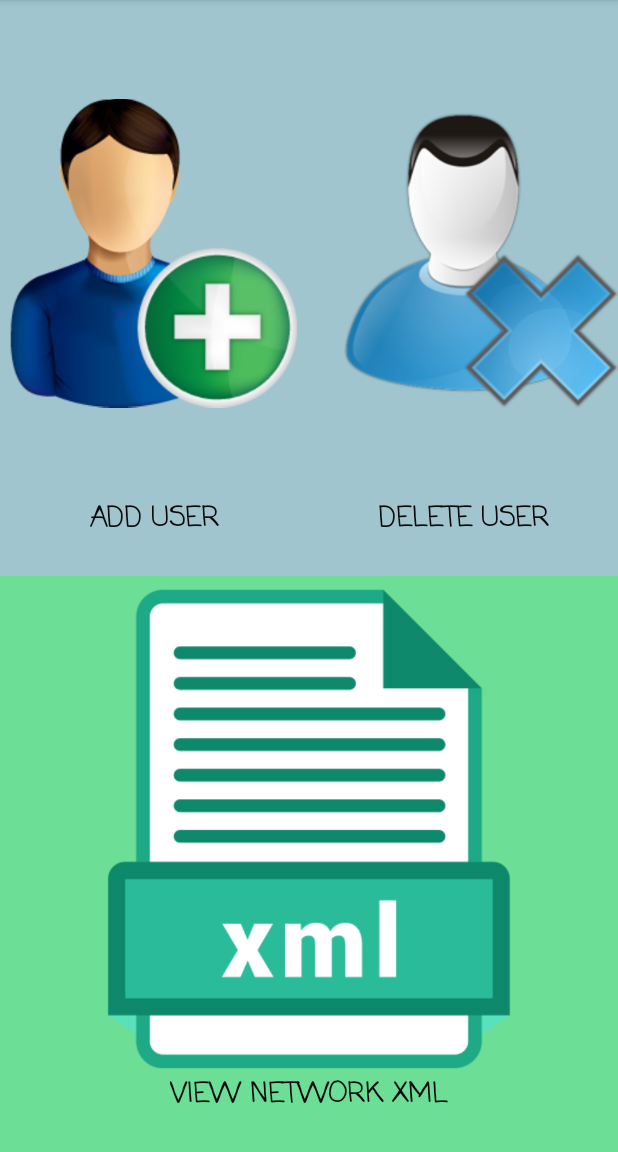
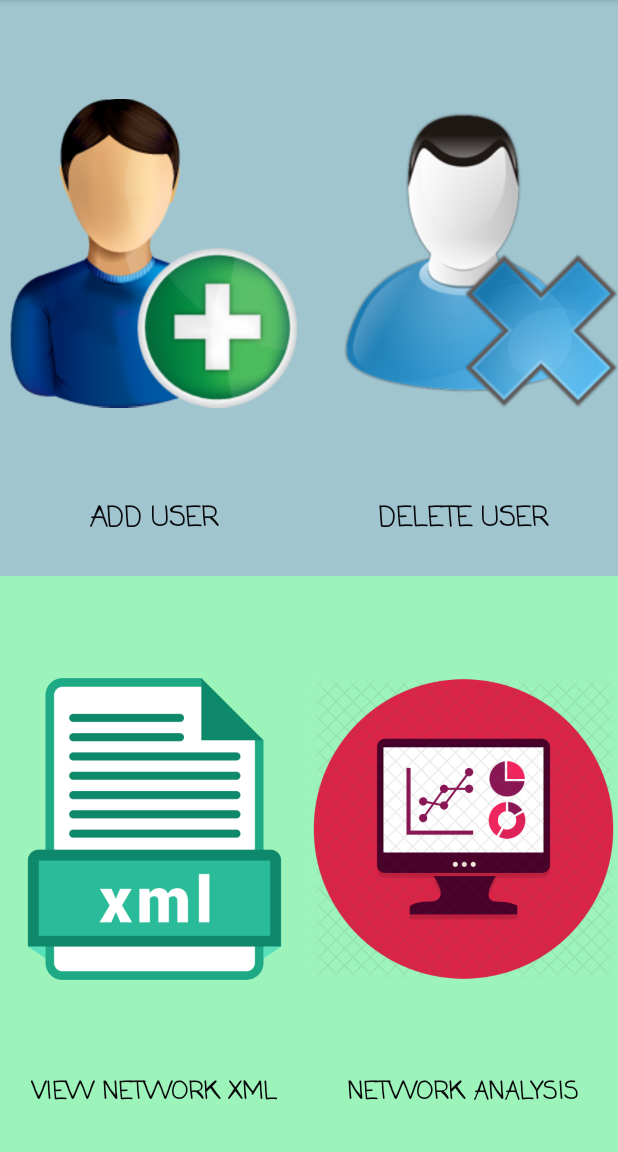
Before and after one commit to fadymedhat2236/simple-social-network-app, an Android app: the adminActivity screen opened directly, with no data from a screen before it, on a phone screen of 412 x 824 dp, the part 84-1236 px from its top. Run offline under Robolectric (Android 15) with nearby library versions, the phone set to English and light mode, and no system bars.

Commit message:
Tiny adjustments

```diff
--- a/app/src/main/java/com/example/fady/socialnetwork/UserPosts.java
+++ b/app/src/main/java/com/example/fady/socialnetwork/UserPosts.java
@@ -2,6 +2,7 @@ package com.example.fady.socialnetwork;
 
 import android.content.ContentUris;
 import android.content.ContentValues;
+import android.content.Intent;
 import android.database.Cursor;
 import android.database.sqlite.SQLiteDatabase;
 import android.support.v7.app.AppCompatActivity;
@@ -199,4 +200,10 @@ public class UserPosts extends AppCompatActivity {
         newLike.put(SnaContract.postsLikes.COLUMN_POST_LIKER_ID,userId);
         db.insert(SnaContract.postsLikes.TABLE_NAME,null,newLike);
     }
+    @Override
+    public void onBackPressed()
+    {
+        Intent i=new Intent(this,MainActivity.class);
+        startActivity(i);
+    }
 }
--- a/app/src/main/java/com/example/fady/socialnetwork/addFriendList.java
+++ b/app/src/main/java/com/example/fady/socialnetwork/addFriendList.java
@@ -310,4 +310,10 @@ public class addFriendList extends AppCompatActivity {
         }
 
     }
+    @Override
+    public void onBackPressed()
+    {
+        Intent i=new Intent(this,MainActivity.class);
+        startActivity(i);
+    }
 }
--- a/app/src/main/java/com/example/fady/socialnetwork/addUserActivity.java
+++ b/app/src/main/java/com/example/fady/socialnetwork/addUserActivity.java
@@ -39,6 +39,9 @@ public class addUserActivity extends AppCompatActivity {
     public void insertUser(View v) {
         String n = name.getText().toString().trim();
         String g = gender.getText().toString().trim().toLowerCase();
+        //clearing the input fields
+        name.setText("");
+        gender.setText("");
         int temp;
         if (g.equals("male")) {
             temp = 1;
--- a/app/src/main/java/com/example/fady/socialnetwork/adminActivity.java
+++ b/app/src/main/java/com/example/fady/socialnetwork/adminActivity.java
@@ -40,6 +40,13 @@ public class adminActivity extends AppCompatActivity {
 
             }
         });
+        LinearLayout networkAnalysis=findViewById(R.id.analysis);
+        networkAnalysis.setOnClickListener(new View.OnClickListener() {
+            @Override
+            public void onClick(View v) {
+
+            }
+        });
 
     }
 }
--- a/app/src/main/java/com/example/fady/socialnetwork/postsActivity.java
+++ b/app/src/main/java/com/example/fady/socialnetwork/postsActivity.java
@@ -1,5 +1,6 @@
 package com.example.fady.socialnetwork;
 
+import android.content.Intent;
 import android.support.v7.app.AppCompatActivity;
 import android.os.Bundle;
 import android.view.View;
--- a/app/src/main/res/layout/activity_admin.xml
+++ b/app/src/main/res/layout/activity_admin.xml
@@ -73,15 +73,18 @@
         </LinearLayout>
 
     </LinearLayout>
-
     <LinearLayout
-        android:id="@+id/viewXML"
         android:layout_width="match_parent"
         android:layout_height="0dp"
         android:layout_weight="1"
-        android:background="#6cde95"
+        android:background="#9cf4bb"
+        android:orientation="horizontal">
+    <LinearLayout
+        android:id="@+id/viewXML"
+        android:layout_width="0dp"
+        android:layout_height="match_parent"
+        android:layout_weight="1"
         android:orientation="vertical">
-
         <ImageView
             android:layout_width="match_parent"
             android:layout_height="0dp"
@@ -99,11 +102,39 @@
             android:fontFamily="casual"
             android:text="@string/xmlView"
             android:textAllCaps="true"
-            android:textAppearance="?android:textAppearanceMedium"
+            android:textSize="16dp"
             android:textColor="#08080a"
             android:textStyle="bold" />
 
     </LinearLayout>
+        <LinearLayout
+            android:id="@+id/analysis"
+            android:layout_width="0dp"
+            android:layout_height="match_parent"
+            android:layout_weight="1"
+            android:orientation="vertical">
+            <ImageView
+                android:layout_width="match_parent"
+                android:layout_height="0dp"
+                android:layout_gravity="center"
+                android:layout_marginTop="5dp"
+                android:layout_weight="7"
+                android:src="@drawable/network_analysis" />
 
+            <TextView
+                android:layout_width="wrap_content"
+                android:layout_height="0dp"
+                android:layout_gravity="center"
+                android:layout_marginBottom="5dp"
+                android:layout_weight="1"
+                android:fontFamily="casual"
+                android:text="@string/analysis"
+                android:textAllCaps="true"
+                android:textSize="16dp"
+                android:textColor="#08080a"
+                android:textStyle="bold" />
+
+        </LinearLayout>
+    </LinearLayout>
 
 </LinearLayout>
--- a/app/src/main/res/values/strings.xml
+++ b/app/src/main/res/values/strings.xml
@@ -5,6 +5,7 @@
     <string name="group">group</string>
     <string name="addUser">add user</string>
     <string name="xmlView">view network xml</string>
+    <string name="analysis">network analysis</string>
     <string name="addFriend">add friend</string>
     <string name="deleteFriend">delete friend</string>
     <string name="addPost">add post</string>
```
Also changed, not shown: app/src/main/res/drawable/network_analysis.png (added).
